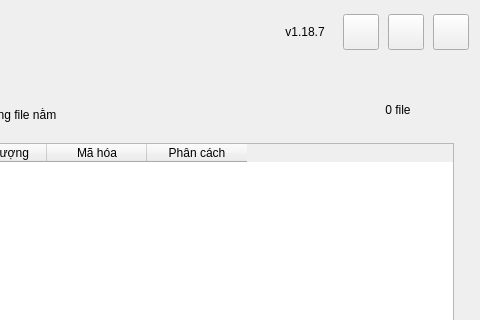
Before: the Qt Designer form src/import_localize/ui/forms/main_window.ui in longnguy3n/Import-Localize, drawn with Qt 5; both pictures show x 280 to 760 and y 0 to 320 of the 760 by 920 pixel window.
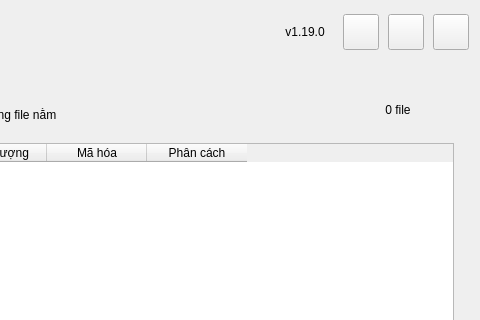
After: the same form once the commit is applied.

What changed in the file:
```diff
--- a/src/import_localize/ui/forms/main_window.ui
+++ b/src/import_localize/ui/forms/main_window.ui
@@ -175,7 +175,7 @@
          </size>
         </property>
         <property name="text">
-         <string>v1.18.7</string>
+         <string>v1.19.0</string>
         </property>
         <property name="alignment">
          <set>Qt::AlignmentFlag::AlignCenter</set>
```
